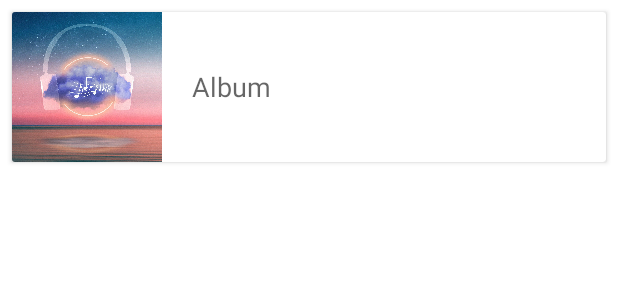
After one commit to AndresAlvarado7/FinalProject, an Android app: the layout search_item.xml on its own in the app's theme, with its tools: preview values and no code run, on a phone screen of 412 x 824 dp. The commit adds this screen. Shown: the top 300 px of the screen. Run offline under Robolectric (Android 15) with nearby library versions, the phone set to English and light mode, and no system bars.

Commit message:
did a bunch a stuff, edited favDB please check out your files andres

```diff
--- a/app/src/main/java/com/cst2335/finalproject/FavAdapter.java
+++ b/app/src/main/java/com/cst2335/finalproject/FavAdapter.java
@@ -36,7 +36,8 @@ public class FavAdapter extends RecyclerView.Adapter<FavAdapter.ViewHolder>{
     @Override
     public void onBindViewHolder(@NonNull ViewHolder holder, int position) {
         holder.favTextView.setText(favItemList.get(position).getItem_title());
-        holder.favImageView.setImageResource(favItemList.get(position).getItem_image());
+        //TODO here
+        //holder.favImageView.setImageResource(favItemList.get(position).getItem_image());
     }
 
     @Override
--- a/app/src/main/java/com/cst2335/finalproject/ui/gallery/GalleryFragment.java
+++ b/app/src/main/java/com/cst2335/finalproject/ui/gallery/GalleryFragment.java
@@ -5,6 +5,7 @@ import android.os.Bundle;
 import android.view.LayoutInflater;
 import android.view.View;
 import android.view.ViewGroup;
+import android.widget.EditText;
 import android.widget.TextView;
 import android.widget.Toast;
 
@@ -27,12 +28,14 @@ public class GalleryFragment extends Fragment {
         View root = binding.getRoot();
 
         final TextView textView = binding.textViewSearch;
+        EditText editText = binding.editTextSearch;
         galleryViewModel.getText().observe(getViewLifecycleOwner(), textView::setText);
 
         binding.button.setOnClickListener(new View.OnClickListener() {
             @Override
             public void onClick(View view) {
                 Intent intent = new Intent(getActivity(), SearchActivity.class);
+                intent.putExtra("SEARCH", editText.getText().toString());
                 startActivity(intent);
             }
         });
--- a/app/src/main/java/com/cst2335/finalproject/ui/slideshow/SlideshowFragment.java
+++ b/app/src/main/java/com/cst2335/finalproject/ui/slideshow/SlideshowFragment.java
@@ -63,9 +63,7 @@ public class SlideshowFragment extends Fragment {
                 String title = cursor.getString(indexX);
                 int indexY = cursor.getColumnIndex(FavDB.KEY_ID);
                 String id = cursor.getString(indexY);
-                int indexZ = cursor.getColumnIndex(FavDB.ALBUM_IMAGE);
-                int image = Integer.parseInt(cursor.getString(indexZ));
-                FavItem favItem = new FavItem(title, id, image);
+                FavItem favItem = new FavItem(title, id);
                 favItemList.add(favItem);
             }
         } finally {
--- a/app/src/main/res/layout/app_bar_main.xml
+++ b/app/src/main/res/layout/app_bar_main.xml
@@ -16,6 +16,7 @@
             android:layout_width="match_parent"
             android:layout_height="?attr/actionBarSize"
             android:background="?attr/colorPrimary"
+            android:backgroundTint="#4CAF50"
             app:popupTheme="@style/Theme.FinalProject.PopupOverlay" />
 
     </com.google.android.material.appbar.AppBarLayout>
--- /dev/null
+++ b/app/src/main/res/layout/search_item.xml
@@ -0,0 +1,26 @@
+<?xml version="1.0" encoding="utf-8"?>
+<androidx.cardview.widget.CardView xmlns:android="http://schemas.android.com/apk/res/android"
+    android:orientation="vertical" android:layout_width="match_parent"
+    android:layout_height="wrap_content"
+    style="@style/CardView.Light"
+    android:layout_marginTop="8dp"
+    android:layout_marginStart="8dp"
+    android:layout_marginEnd="8dp">
+
+    <ImageView
+        android:id="@+id/favImageView"
+        android:layout_width="100dp"
+        android:layout_height="100dp"
+        android:src="@drawable/headphones"
+        android:scaleType="centerCrop"/>
+
+    <TextView
+        android:id="@+id/favTextView"
+        android:layout_width="wrap_content"
+        android:layout_height="wrap_content"
+        android:text="@string/textViewAlbum"
+        style="@style/TextAppearance.AppCompat.Medium"
+        android:layout_gravity="center|start"
+        android:layout_marginStart="120dp"/>
+
+</androidx.cardview.widget.CardView>
--- a/app/src/main/res/values/themes.xml
+++ b/app/src/main/res/values/themes.xml
@@ -2,8 +2,8 @@
     <!-- Base application theme. -->
     <style name="Theme.FinalProject" parent="Theme.MaterialComponents.DayNight.DarkActionBar">
         <!-- Primary brand color. -->
-        <item name="colorPrimary">@color/purple_500</item>
-        <item name="colorPrimaryVariant">@color/purple_700</item>
+        <item name="colorPrimary">#4CAF50</item>
+        <item name="colorPrimaryVariant">#2F7132</item>
         <item name="colorOnPrimary">@color/white</item>
         <!-- Secondary brand color. -->
         <item name="colorSecondary">@color/teal_200</item>
```
Also changed, not shown: app/src/main/java/com/cst2335/finalproject/AlbumAdapter.java (+3 -4 lines), app/src/main/java/com/cst2335/finalproject/AlbumItem.java (+3 -11 lines), app/src/main/java/com/cst2335/finalproject/FavDB.java (+7 -9 lines), app/src/main/java/com/cst2335/finalproject/FavItem.java (+1 -11 lines), app/src/main/java/com/cst2335/finalproject/ui/gallery/SearchActivity.java (+99 -12 lines), app/src/main/res/layout/activity_search.xml (+36 -4 lines).
